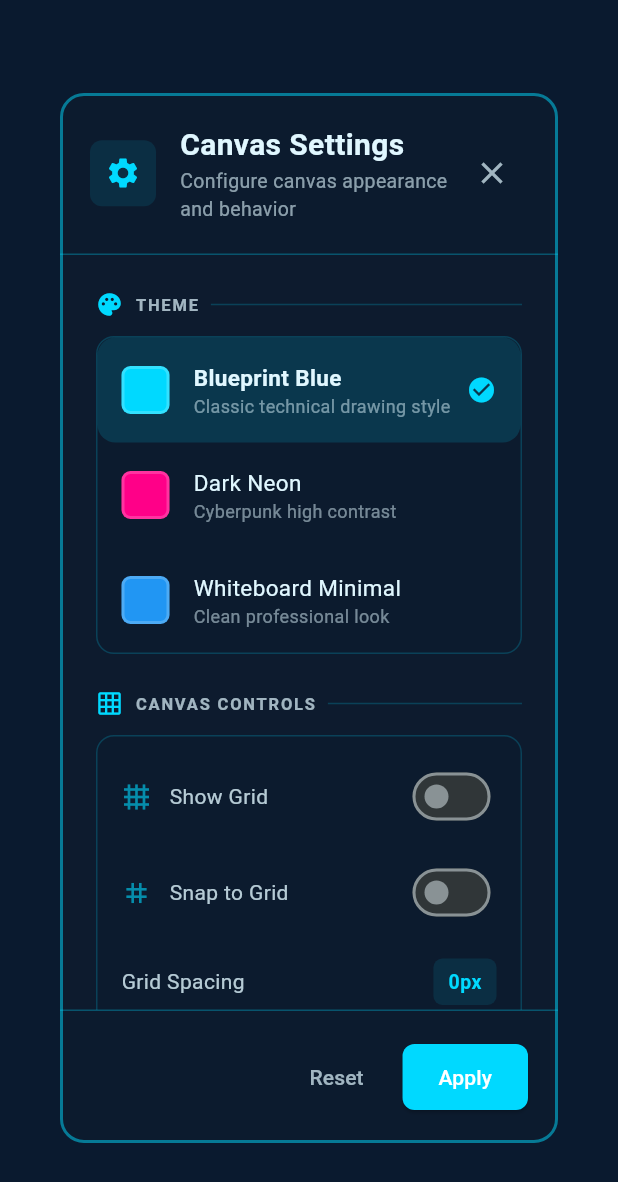
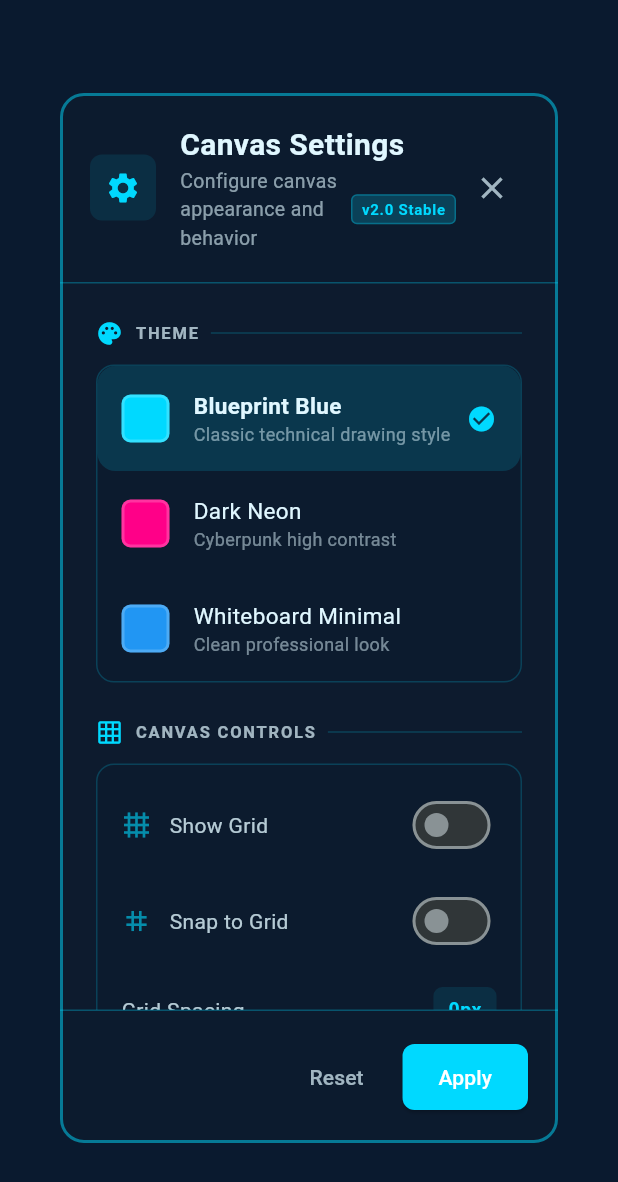
Before and after one commit to chromex21/blueprint-canvas-, a Flutter app: the SettingsDialog widget shown alone on an empty page, opened directly with empty values, on a phone screen of 412 x 824 dp. Shown: the top 1182 px of the screen. Run offline on Flutter 3.47's test engine with Material 3 defaults, Android fonts, the phone set to English and light mode, and no system bars.

Commit message:
chore: bump SettingsDialog visible version to v2.0

```diff
--- a/lib/settings_dialog.dart
+++ b/lib/settings_dialog.dart
@@ -7,9 +7,11 @@ class SettingsDialog extends StatefulWidget {
   final double currentGridSpacing;
   final bool currentGridVisible;
   final bool currentSnapToGrid;
+  final double currentDockScale; // Dock panel size scale
   final ValueChanged<double> onGridSpacingChanged;
   final ValueChanged<bool> onGridVisibilityChanged;
   final ValueChanged<bool> onSnapToGridChanged;
+  final ValueChanged<double> onDockScaleChanged; // Dock scale callback
   final VoidCallback onResetView;
 
   const SettingsDialog({
@@ -18,9 +20,11 @@ class SettingsDialog extends StatefulWidget {
     required this.currentGridSpacing,
     required this.currentGridVisible,
     required this.currentSnapToGrid,
+    required this.currentDockScale,
     required this.onGridSpacingChanged,
     required this.onGridVisibilityChanged,
     required this.onSnapToGridChanged,
+    required this.onDockScaleChanged,
     required this.onResetView,
   });
 
@@ -32,6 +36,7 @@ class _SettingsDialogState extends State<SettingsDialog> {
   late double _gridSpacing;
   late bool _gridVisible;
   late bool _snapToGrid;
+  late double _dockScale;
 
   @override
   void initState() {
@@ -39,6 +44,7 @@ class _SettingsDialogState extends State<SettingsDialog> {
     _gridSpacing = widget.currentGridSpacing;
     _gridVisible = widget.currentGridVisible;
     _snapToGrid = widget.currentSnapToGrid;
+    _dockScale = widget.currentDockScale;
   }
 
   @override
@@ -105,12 +111,39 @@ class _SettingsDialogState extends State<SettingsDialog> {
                                 fontWeight: FontWeight.bold,
                               ),
                             ),
-                            Text(
+                            Row(
+                              children: [
+                                Flexible(
+                                  child: Text(
                               'Configure canvas appearance and behavior',
                               style: TextStyle(
                                 color: theme.textColor.withValues(alpha: 0.6),
                                 fontSize: 13,
                               ),
+                                  ),
+                                ),
+                                const SizedBox(width: 8),
+                                Container(
+                                  padding: const EdgeInsets.symmetric(horizontal: 6, vertical: 2),
+                                  decoration: BoxDecoration(
+                                    color: theme.accentColor.withValues(alpha: 0.2),
+                                    borderRadius: BorderRadius.circular(4),
+                                    border: Border.all(
+                                      color: theme.accentColor.withValues(alpha: 0.3),
+                                      width: 1,
+                                    ),
+                                  ),
+                                  child: Text(
+                                    'v2.0 Stable',
+                                    style: TextStyle(
+                                      color: theme.accentColor,
+                                      fontSize: 10,
+                                      fontWeight: FontWeight.w600,
+                                      letterSpacing: 0.5,
+                                    ),
+                                  ),
+                                ),
+                              ],
                             ),
                           ],
                         ),
@@ -145,10 +178,10 @@ class _SettingsDialogState extends State<SettingsDialog> {
                         _buildCanvasControls(theme),
                         const SizedBox(height: 24),
 
-                        // Animation Settings Section
-                        _buildSectionHeader('Animation Effects', theme, Icons.auto_awesome),
+                        // Dock Panel Size Section
+                        _buildSectionHeader('Dock Panels', theme, Icons.dock),
                         const SizedBox(height: 12),
-                        _buildAnimationControls(theme),
+                        _buildDockPanelControls(theme),
                         const SizedBox(height: 24),
 
                         // Quick Actions Section
@@ -185,6 +218,7 @@ class _SettingsDialogState extends State<SettingsDialog> {
                             _gridSpacing = widget.currentGridSpacing;
                             _gridVisible = widget.currentGridVisible;
                             _snapToGrid = widget.currentSnapToGrid;
+                            _dockScale = widget.currentDockScale;
                           });
                         },
                         child: Text(
@@ -199,6 +233,7 @@ class _SettingsDialogState extends State<SettingsDialog> {
                           widget.onGridSpacingChanged(_gridSpacing);
                           widget.onGridVisibilityChanged(_gridVisible);
                           widget.onSnapToGridChanged(_snapToGrid);
+                          widget.onDockScaleChanged(_dockScale);
                           Navigator.of(context).pop();
                         },
                         style: ElevatedButton.styleFrom(
@@ -390,7 +425,7 @@ class _SettingsDialogState extends State<SettingsDialog> {
     );
   }
 
-  Widget _buildAnimationControls(CanvasTheme theme) {
+  Widget _buildDockPanelControls(CanvasTheme theme) {
     return Container(
       padding: const EdgeInsets.all(16),
       decoration: BoxDecoration(
@@ -401,57 +436,89 @@ class _SettingsDialogState extends State<SettingsDialog> {
         ),
       ),
       child: Column(
+        crossAxisAlignment: CrossAxisAlignment.start,
         children: [
-          // Enable Animations Toggle
+          // Info text
           Row(
             children: [
               Icon(
-                Icons.animation,
-                color: theme.accentColor.withValues(alpha: 0.6),
-                size: 20,
+                Icons.info_outline,
+                size: 16,
+                color: theme.accentColor.withValues(alpha: 0.7),
               ),
-              const SizedBox(width: 12),
+              const SizedBox(width: 8),
               Expanded(
                 child: Text(
-                  'Enable Animations',
+                  'Adjust the size of shape and media dock panels',
                   style: TextStyle(
-                    color: theme.textColor.withValues(alpha: 0.8),
-                    fontSize: 14,
+                    color: theme.textColor.withValues(alpha: 0.6),
+                    fontSize: 12,
                   ),
                 ),
               ),
-              Switch(
-                value: widget.themeManager.animationsEnabled,
-                onChanged: (value) => widget.themeManager.setAnimationsEnabled(value),
-                activeThumbColor: theme.accentColor,
-                activeTrackColor: theme.accentColor.withValues(alpha: 0.3),
-              ),
             ],
-          ),
-          const SizedBox(height: 20),
-
-          // Grid Pulse Intensity
-          _buildPercentageSlider(
-            'Grid Pulse Intensity',
-            widget.themeManager.gridPulseIntensity,
-            (value) => widget.themeManager.setGridPulseIntensity(value),
-            theme,
-            enabled: widget.themeManager.animationsEnabled,
           ),
           const SizedBox(height: 16),
 
-          // Radar Sweep Intensity
-          _buildPercentageSlider(
-            'Radar Sweep Intensity',
-            widget.themeManager.radarSweepIntensity,
-            (value) => widget.themeManager.setRadarSweepIntensity(value),
+          // Dock Scale Slider
+          _buildSlider(
+            'Dock Panel Size',
+            _dockScale,
+            0.75,
+            2.0,
+            5,
+            (value) => setState(() => _dockScale = value),
             theme,
-            enabled: widget.themeManager.animationsEnabled,
+            unit: 'x',
+            decimals: 2,
+          ),
+
+          const SizedBox(height: 8),
+
+          // Scale indicators
+          Row(
+            mainAxisAlignment: MainAxisAlignment.spaceBetween,
+            children: [
+              _buildScaleIndicator('Compact', 0.75, _dockScale, theme),
+              _buildScaleIndicator('Default', 1.0, _dockScale, theme),
+              _buildScaleIndicator('Large', 1.5, _dockScale, theme),
+              _buildScaleIndicator('Max', 2.0, _dockScale, theme),
+            ],
           ),
         ],
       ),
     );
   }
+
+  Widget _buildScaleIndicator(String label, double scale, double currentScale, CanvasTheme theme) {
+    final isActive = (currentScale - scale).abs() < 0.1;
+    return Container(
+      padding: const EdgeInsets.symmetric(horizontal: 8, vertical: 4),
+      decoration: BoxDecoration(
+        color: isActive
+            ? theme.accentColor.withValues(alpha: 0.15)
+            : theme.backgroundColor.withValues(alpha: 0.3),
+        borderRadius: BorderRadius.circular(4),
+        border: Border.all(
+          color: isActive
+              ? theme.accentColor.withValues(alpha: 0.5)
+              : theme.borderColor.withValues(alpha: 0.2),
+          width: isActive ? 1.5 : 1,
+        ),
+      ),
+      child: Text(
+        label,
+        style: TextStyle(
+          color: isActive
+              ? theme.accentColor
+              : theme.textColor.withValues(alpha: 0.5),
+          fontSize: 10,
+          fontWeight: isActive ? FontWeight.w600 : FontWeight.normal,
+        ),
+      ),
+    );
+  }
+
 
   Widget _buildQuickActions(CanvasTheme theme) {
     return Column(
@@ -521,6 +588,7 @@ class _SettingsDialogState extends State<SettingsDialog> {
     ValueChanged<double> onChanged,
     CanvasTheme theme, {
     String unit = '',
+    int decimals = 0,
   }) {
     return Column(
       crossAxisAlignment: CrossAxisAlignment.start,
@@ -542,7 +610,7 @@ class _SettingsDialogState extends State<SettingsDialog> {
                 borderRadius: BorderRadius.circular(6),
               ),
               child: Text(
-                '${value.toInt()}$unit',
+                '${value.toStringAsFixed(decimals)}$unit',
                 style: TextStyle(
                   color: theme.accentColor,
                   fontSize: 13,
@@ -575,69 +643,4 @@ class _SettingsDialogState extends State<SettingsDialog> {
     );
   }
 
-  Widget _buildPercentageSlider(
-    String label,
-    double value,
-    ValueChanged<double> onChanged,
-    CanvasTheme theme, {
-    bool enabled = true,
-  }) {
-    return Opacity(
-      opacity: enabled ? 1.0 : 0.4,
-      child: Column(
-        crossAxisAlignment: CrossAxisAlignment.start,
-        children: [
-          Row(
-            mainAxisAlignment: MainAxisAlignment.spaceBetween,
-            children: [
-              Text(
-                label,
-                style: TextStyle(
-                  color: theme.textColor.withValues(alpha: 0.8),
-                  fontSize: 14,
-                ),
-              ),
-              Container(
-                padding: const EdgeInsets.symmetric(horizontal: 10, vertical: 6),
-                decoration: BoxDecoration(
-                  color: theme.accentColor.withValues(alpha: 0.1),
-                  borderRadius: BorderRadius.circular(6),
-                ),
-                child: Text(
-                  '${(value * 100).toInt()}%',
-                  style: TextStyle(
-                    color: theme.accentColor,
-                    fontSize: 13,
-                    fontWeight: FontWeight.w600,
-                    fontFeatures: const [FontFeature.tabularFigures()],
-                  ),
-                ),
-              ),
-            ],
-          ),
-          const SizedBox(height: 8),
-          SliderTheme(
-            data: SliderThemeData(
-              activeTrackColor: theme.accentColor,
-              inactiveTrackColor: theme.accentColor.withValues(alpha: 0.2),
-              thumbColor: theme.accentColor,
-              overlayColor: theme.accentColor.withValues(alpha: 0.2),
-              trackHeight: 4,
-              thumbShape: const RoundSliderThumbShape(enabledThumbRadius: 8),
-              disabledActiveTrackColor: theme.accentColor.withValues(alpha: 0.3),
-              disabledInactiveTrackColor: theme.accentColor.withValues(alpha: 0.1),
-              disabledThumbColor: theme.accentColor.withValues(alpha: 0.3),
-            ),
-            child: Slider(
-              value: value,
-              min: 0.0,
-              max: 1.0,
-              divisions: 20,
-              onChanged: enabled ? onChanged : null,
-            ),
-          ),
-        ],
-      ),
-    );
-  }
 }
```
